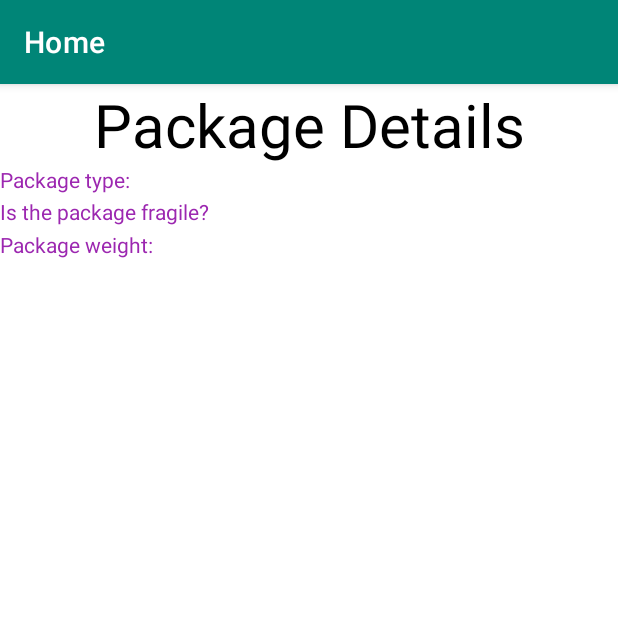
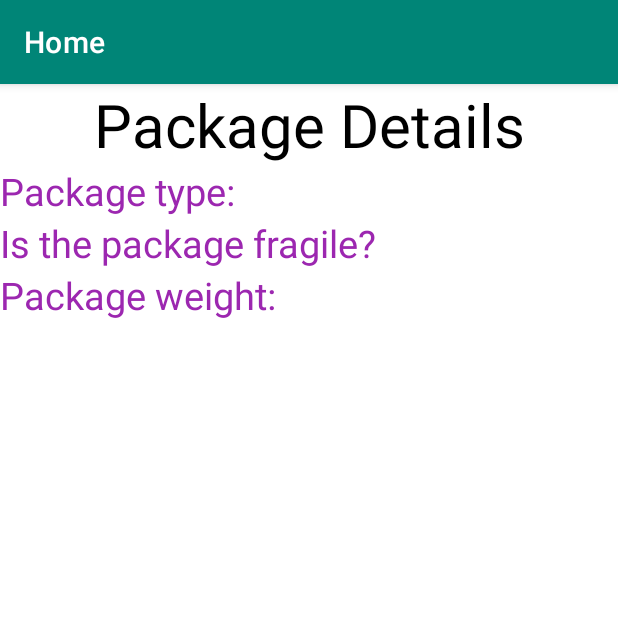
Before and after one commit to AmitaiShmeeda/AaPackage, an Android app: the screen it shows after launch (HomeActivity), on a phone screen of 412 x 824 dp, the top half of it. Run offline under Robolectric (Android 15) with nearby library versions, the phone set to English and light mode, and no system bars.

Commit message:
my things + fire base

```diff
--- a/app/src/main/java/com/example/aapackage/MainActivity.kt
+++ b/app/src/main/java/com/example/aapackage/MainActivity.kt
@@ -1,10 +1,11 @@
 package com.example.aapackage
+
 
 import android.content.Intent
 import androidx.appcompat.app.AppCompatActivity
 import android.os.Bundle
 import android.os.Handler
-import com.example.aapackage.splashActivity.HomeActivity
+
 
 class MainActivity : AppCompatActivity() {
     override fun onCreate(savedInstanceState: Bundle?) {
--- a/app/src/main/java/com/example/aapackage/model/Package.kt
+++ b/app/src/main/java/com/example/aapackage/model/Package.kt
@@ -1,4 +1,4 @@
-package com.example.aapackage.model
+package AaPackage.model
 
 data class Package (
 
--- a/app/src/main/res/layout/activity_home.xml
+++ b/app/src/main/res/layout/activity_home.xml
@@ -6,17 +6,15 @@
     xmlns:app="http://schemas.android.com/apk/res-auto"
     android:id="@+id/table_heading_layout"
     app:layout_constraintLeft_toLeftOf="parent"
-    app:layout_constraintTop_toTopOf="parent"
-    android:stretchColumns="1,2,3,4,5"
-    >
+    app:layout_constraintTop_toTopOf="parent">
 
         <TableRow
             android:stretchColumns="1" >
 
             <TextView
-                android:text="Package Details"
+                android:text="@string/package_details"
                 android:textSize="40sp"
-                android:layout_width="40dp"
+                android:layout_width="40sp"
                 android:layout_height="wrap_content"
                 android:layout_column="0"
                 android:layout_gravity="center_horizontal"
@@ -27,18 +25,24 @@
 
         </TableRow>
 
+
+
+
         <TableRow
             android:stretchColumns="2">
 
             <TextView
-                android:gravity="left"
-                android:text="@string/package_name"
-                android:textColor="@color/purple"/>
+
+                android:text="@string/package_type"
+                android:textSize="25sp"
+                android:textColor="@color/purple"
+                 />
 
             <TextView
-                android:gravity="right"/>
+                android:foregroundGravity="right"
+                />
 
-                //android:layout_width="wrap_content"
+
 
         </TableRow>
 
@@ -48,14 +52,15 @@
             <TextView
 
                 android:layout_column="0"
-                android:gravity="left"
+
                 android:text="@string/fragile"
+                android:textSize="25sp"
                 android:textColor="@color/purple"/>
 
             <TextView
 
                 android:layout_column="1"
-                android:gravity="right"
+
                 style="@style/GreenText"/>
         </TableRow>
 
@@ -65,14 +70,14 @@
         <TextView
 
             android:layout_column="0"
-            android:gravity="left"
+
             android:text="@string/Package_weight"
+            android:textSize="25sp"
             android:textColor="@color/purple"/>
 
         <TextView
 
             android:layout_column="1"
-            android:gravity="right"
             style="@style/GreenText"/>
     </TableRow>
 
--- a/app/src/main/res/layout/activity_main.xml
+++ b/app/src/main/res/layout/activity_main.xml
@@ -6,7 +6,7 @@
     android:layout_height="match_parent"
     android:layout_gravity="center_vertical"
     android:orientation="vertical"
-    tools:context=".MainActivity"
+
     android:background="@drawable/ic_dd_grunge_envelope_style_background_33423">
 
     <TextView
--- a/app/src/main/res/values/strings.xml
+++ b/app/src/main/res/values/strings.xml
@@ -2,7 +2,8 @@
     <string name="app_name">AaPackage</string>
     <string name="welcome_to_n_AaPackage">Welcome to AaPackage</string>
     <string name="todo">TODO</string>
-    <string name="package_name">Package type: </string>
+    <string name="package_details">Package Details </string>
+    <string name="package_type">Package type: </string>
     <string name="fragile">Is the package fragile? </string>
     <string name="Package_weight"> Package weight:</string>
 </resources>
--- a/build.gradle
+++ b/build.gradle
@@ -5,6 +5,7 @@ buildscript {
         mavenCentral()
     }
     dependencies {
+        classpath 'com.google.gms:google-services:4.3.10'
         classpath "com.android.tools.build:gradle:7.0.3"
         classpath "org.jetbrains.kotlin:kotlin-gradle-plugin:1.5.31"
 
--- a/settings.gradle
+++ b/settings.gradle
@@ -6,5 +6,5 @@ dependencyResolutionManagement {
         jcenter() // Warning: this repository is going to shut down soon
     }
 }
-rootProject.name = "AaPackage"
+rootProject.name = "aapackage"
 include ':app'
```
Also changed, not shown: app/build.gradle (+6 -2 lines), app/src/main/AndroidManifest.xml (+4 -3 lines), app/src/main/java/com/example/aapackage/HomeActivity.kt (renamed from app/src/main/java/com/example/aapackage/splashActivity/HomeActivity.kt, +4 -7 lines), app/src/main/res/drawable/cell_shape.xml (added, +7 -0 lines), app/src/main/res/layout/table_row_layout.xml (deleted, +0 -40 lines), 1 other file.
